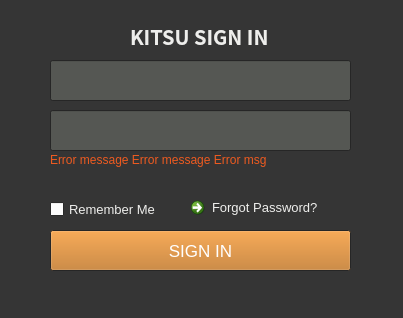
SongmiLim/nuki_project, file jiwoon/gazu_api/view/UI/login_widget_test.ui: the form before one commit.
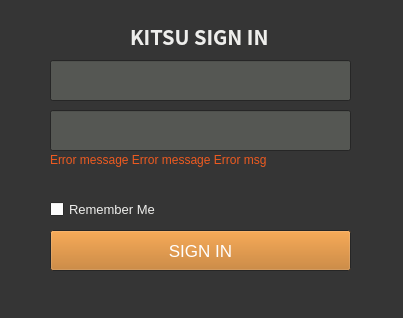
The form after the commit.

Commit message: forgot 버튼 삭제

Patch:
```diff
--- a/jiwoon/gazu_api/view/UI/login_widget_test.ui
+++ b/jiwoon/gazu_api/view/UI/login_widget_test.ui
@@ -826,168 +826,6 @@
       </property>
      </widget>
     </item>
-    <item>
-     <widget class="QCommandLinkButton" name="forgotpw_cmdlinkbtn">
-      <property name="enabled">
-       <bool>true</bool>
-      </property>
-      <property name="palette">
-       <palette>
-        <active>
-         <colorrole role="WindowText">
-          <brush brushstyle="SolidPattern">
-           <color alpha="255">
-            <red>238</red>
-            <green>238</green>
-            <blue>236</blue>
-           </color>
-          </brush>
-         </colorrole>
-         <colorrole role="Button">
-          <brush brushstyle="SolidPattern">
-           <color alpha="255">
-            <red>46</red>
-            <green>52</green>
-            <blue>54</blue>
-           </color>
-          </brush>
-         </colorrole>
-         <colorrole role="Text">
-          <brush brushstyle="SolidPattern">
-           <color alpha="255">
-            <red>238</red>
-            <green>238</green>
-            <blue>236</blue>
-           </color>
-          </brush>
-         </colorrole>
-         <colorrole role="ButtonText">
-          <brush brushstyle="SolidPattern">
-           <color alpha="255">
-            <red>238</red>
-            <green>238</green>
-            <blue>236</blue>
-           </color>
-          </brush>
-         </colorrole>
-         <colorrole role="PlaceholderText">
-          <brush brushstyle="SolidPattern">
-           <color alpha="128">
-            <red>238</red>
-            <green>238</green>
-            <blue>236</blue>
-           </color>
-          </brush>
-         </colorrole>
-        </active>
-        <inactive>
-         <colorrole role="WindowText">
-          <brush brushstyle="SolidPattern">
-           <color alpha="255">
-            <red>238</red>
-            <green>238</green>
-            <blue>236</blue>
-           </color>
-          </brush>
-         </colorrole>
-         <colorrole role="Button">
-          <brush brushstyle="SolidPattern">
-           <color alpha="255">
-            <red>46</red>
-            <green>52</green>
-            <blue>54</blue>
-           </color>
-          </brush>
-         </colorrole>
-         <colorrole role="Text">
-          <brush brushstyle="SolidPattern">
-           <color alpha="255">
-            <red>238</red>
-            <green>238</green>
-            <blue>236</blue>
-           </color>
-          </brush>
-         </colorrole>
-         <colorrole role="ButtonText">
-          <brush brushstyle="SolidPattern">
-           <color alpha="255">
-            <red>238</red>
-            <green>238</green>
-            <blue>236</blue>
-           </color>
-          </brush>
-         </colorrole>
-         <colorrole role="PlaceholderText">
-          <brush brushstyle="SolidPattern">
-           <color alpha="128">
-            <red>238</red>
-            <green>238</green>
-            <blue>236</blue>
-           </color>
-          </brush>
-         </colorrole>
-        </inactive>
-        <disabled>
-         <colorrole role="WindowText">
-          <brush brushstyle="SolidPattern">
-           <color alpha="255">
-            <red>190</red>
-            <green>190</green>
-            <blue>190</blue>
-           </color>
-          </brush>
-         </colorrole>
-         <colorrole role="Button">
-          <brush brushstyle="SolidPattern">
-           <color alpha="255">
-            <red>46</red>
-            <green>52</green>
-            <blue>54</blue>
-           </color>
-          </brush>
-         </colorrole>
-         <colorrole role="Text">
-          <brush brushstyle="SolidPattern">
-           <color alpha="255">
-            <red>190</red>
-            <green>190</green>
-            <blue>190</blue>
-           </color>
-          </brush>
-         </colorrole>
-         <colorrole role="ButtonText">
-          <brush brushstyle="SolidPattern">
-           <color alpha="255">
-            <red>190</red>
-            <green>190</green>
-            <blue>190</blue>
-           </color>
-          </brush>
-         </colorrole>
-         <colorrole role="PlaceholderText">
-          <brush brushstyle="SolidPattern">
-           <color alpha="128">
-            <red>0</red>
-            <green>0</green>
-            <blue>0</blue>
-           </color>
-          </brush>
-         </colorrole>
-        </disabled>
-       </palette>
-      </property>
-      <property name="font">
-       <font>
-        <pointsize>10</pointsize>
-        <weight>50</weight>
-        <bold>false</bold>
-       </font>
-      </property>
-      <property name="text">
-       <string>Forgot Password?</string>
-      </property>
-     </widget>
-    </item>
    </layout>
   </widget>
   <widget class="QLabel" name="error_label">
```
The commit also changes 5 other files.
